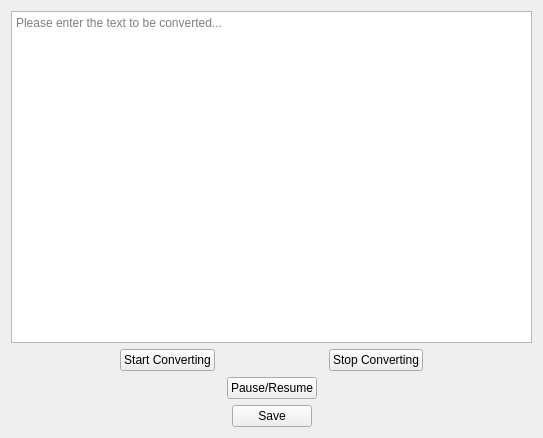
Qt form PlayWidget.ui (xujialiu/text-to-speech-app) before a commit.
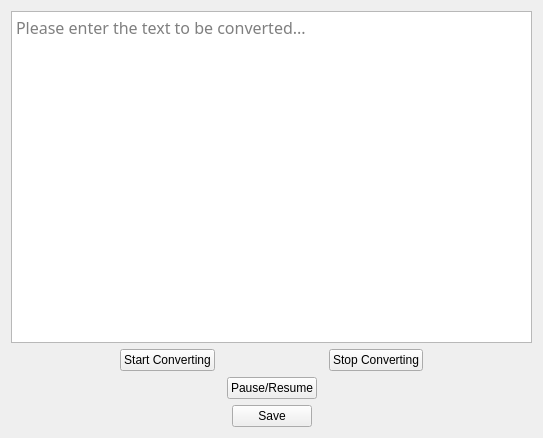
The same form after that commit.

Commit message: chore: change the font type type to fansong and size to 12

```diff
--- a/PlayWidget.ui
+++ b/PlayWidget.ui
@@ -18,6 +18,12 @@
     <layout class="QVBoxLayout" name="verticalLayout">
      <item>
       <widget class="QTextEdit" name="textEdit_text">
+       <property name="font">
+        <font>
+         <family>宋体</family>
+         <pointsize>12</pointsize>
+        </font>
+       </property>
        <property name="placeholderText">
         <string>Please enter the text to be converted...</string>
        </property>
```
The commit also changes 1 other file.
